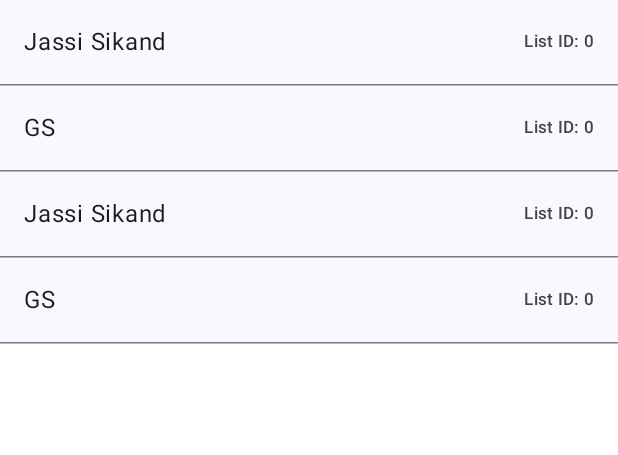
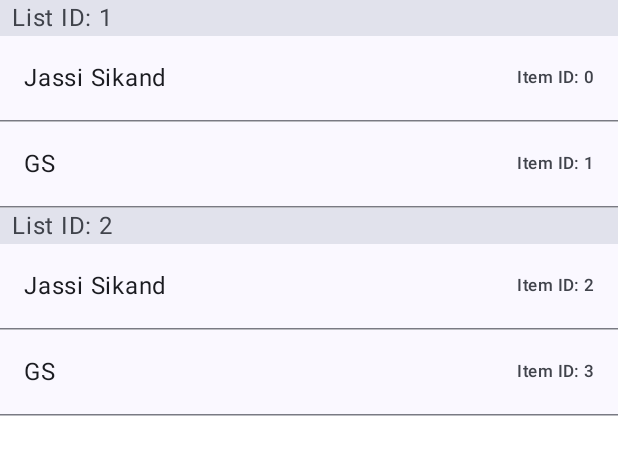
Before and after one commit to flaw600/FetchTakeHome, an Android app built with Jetpack Compose: the @Preview function HiringListPreview, on a phone screen of 412 x 824 dp. Shown: the top 455 px of the screen. Run offline under Robolectric (Android 15) with nearby library versions, the phone set to English and light mode, and no system bars.

Commit message:
Add sticky header

```diff
--- a/app/src/main/java/com/example/fetchtakehome/composable/HiringComposables.kt
+++ b/app/src/main/java/com/example/fetchtakehome/composable/HiringComposables.kt
@@ -3,6 +3,7 @@ package com.example.fetchtakehome.composable
 import androidx.compose.foundation.ExperimentalFoundationApi
 import androidx.compose.foundation.layout.Box
 import androidx.compose.foundation.layout.fillMaxSize
+import androidx.compose.foundation.layout.fillMaxWidth
 import androidx.compose.foundation.layout.padding
 import androidx.compose.foundation.lazy.LazyColumn
 import androidx.compose.foundation.lazy.items
@@ -16,6 +17,7 @@ import androidx.compose.material3.Icon
 import androidx.compose.material3.ListItem
 import androidx.compose.material3.MaterialTheme
 import androidx.compose.material3.Scaffold
+import androidx.compose.material3.Surface
 import androidx.compose.material3.Text
 import androidx.compose.material3.TopAppBar
 import androidx.compose.material3.TopAppBarDefaults
@@ -86,7 +88,10 @@ fun HiringScreen(viewModel: HiringViewModel, modifier: Modifier = Modifier) {
 @Composable
 fun HiringList(hiringResponse: Map<Int, List<HiringResponseItem>>, modifier: Modifier = Modifier) {
     LazyColumn(modifier = modifier) {
-        hiringResponse.forEach { (_, value) ->
+        hiringResponse.forEach { (key, value) ->
+            stickyHeader {
+                ListHeader(key)
+            }
             items(value, key = { it.id }) {
                 HiringCell(it)
                 HorizontalDivider()
@@ -96,10 +101,20 @@ fun HiringList(hiringResponse: Map<Int, List<HiringResponseItem>>, modifier: Mod
 }
 
 @Composable
+fun ListHeader(key: Int, modifier: Modifier = Modifier) {
+    Surface(color = MaterialTheme.colorScheme.surfaceVariant, modifier = modifier.fillMaxWidth()) {
+        Text(
+            stringResource(R.string.list_header, key),
+            Modifier.padding(horizontal = 8.dp)
+        )
+    }
+}
+
+@Composable
 fun HiringCell(hiringResponseItem: HiringResponseItem) {
     ListItem(
-        headlineContent = { hiringResponseItem.name?.let { Text(it) } },
-        trailingContent = { Text(stringResource(R.string.list_header, hiringResponseItem.listId)) }
+        headlineContent = { hiringResponseItem.name?.let { Text(it) } }, //domain layer ensures non-null name, but to be safe...
+        trailingContent = { Text(stringResource(R.string.item_id, hiringResponseItem.id)) }
     )
 }
 
--- a/app/src/main/java/com/example/fetchtakehome/usecase/GetHiringInfoByListIdUseCase.kt
+++ b/app/src/main/java/com/example/fetchtakehome/usecase/GetHiringInfoByListIdUseCase.kt
@@ -5,10 +5,15 @@ import com.example.fetchtakehome.repository.HiringRepository
 import javax.inject.Inject
 
 class GetHiringInfoByListIdUseCase @Inject constructor(private val repository: HiringRepository) {
+    /**
+     * This function takes care of the sorting and filtering specs.
+     * We're converting the list into a map here because we might want to have a sticky header or collapsible lists
+     * or some other UI that cares about the grouping.
+     */
     suspend operator fun invoke(): Map<Int, List<HiringResponseItem>> {
         return repository.getHiringList()
             .filter { !it.name.isNullOrEmpty() }
-            .groupBy { it.listId }
+            .groupBy { it.listId } // we only care about turning this into a map if we want categorize outside of the list item (ex. sticky header)
             .mapValues { (_, list) -> list.sortedBy { it.name } } // for some reason, sorting before grouping doesn't preserve order
             .toSortedMap()
     }
--- a/app/src/main/res/values/strings.xml
+++ b/app/src/main/res/values/strings.xml
@@ -4,4 +4,5 @@
     <string name="list_header">List ID: %s</string>
     <string name="empty_message">There are currently no candidates! Please refresh later for updates.</string>
     <string name="hiring_activity_name">Fetch Recruitment</string>
+    <string name="item_id">Item ID: %s</string>
 </resources>
```
